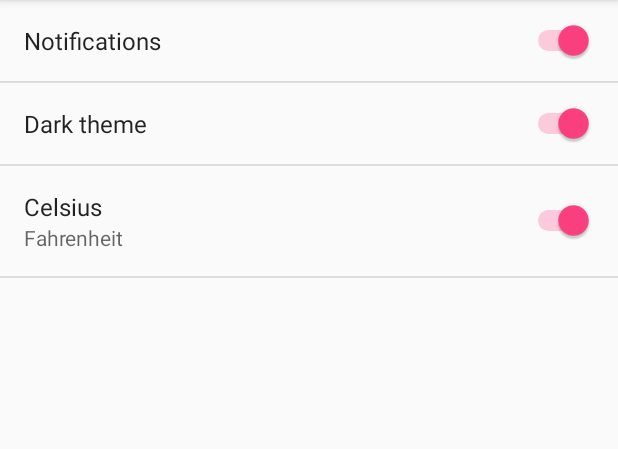
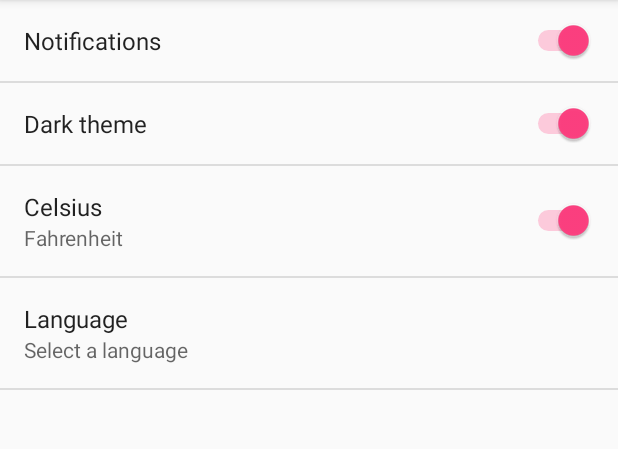
Before and after one commit to EneCatalin/AndroidWeatherApp, an Android app: the SettingsActivity screen opened directly, with no data from a screen before it, on a phone screen of 412 x 824 dp, the part 84-533 px from its top. Run offline under Robolectric (Android 15) with nearby library versions, the phone set to English and light mode, and no system bars.

Commit message:
really hope I am not abusing git but I hate losing progress. Anyway, found a way to add lists now. First pref ima implement is the language one (well, not for the weather itself simply because it would add a lot of code and it would turn into spaghetti due to me not really writing clean code :( ). Anyway, proof of concept :D.

```diff
--- /dev/null
+++ b/app/src/main/res/values/array.xml
@@ -0,0 +1,17 @@
+<?xml version="1.0" encoding="utf-8"?>
+<resources>
+    <string-array name="entries_array">
+        <item>1</item>
+        <item>2</item>
+        <item>3</item>
+        <item>4</item>
+        <item>5</item>
+    </string-array>
+    <string-array name="entries_values_array">
+        <item>1</item>
+        <item>2</item>
+        <item>3</item>
+        <item>4</item>
+        <item>5</item>
+    </string-array>
+</resources>
--- a/app/src/main/res/xml/main_preferences.xml
+++ b/app/src/main/res/xml/main_preferences.xml
@@ -17,7 +17,13 @@
             android:key="temperature_key"
             android:summary="Fahrenheit"
             android:title="Celsius" />
-
+        <ListPreference
+            android:defaultValue="3"
+            android:entries="@array/entries_array"
+            android:entryValues="@array/entries_values_array"
+            android:key="GRR"
+            android:summary="Select a language"
+            android:title="Language" />
 
 
 
```
